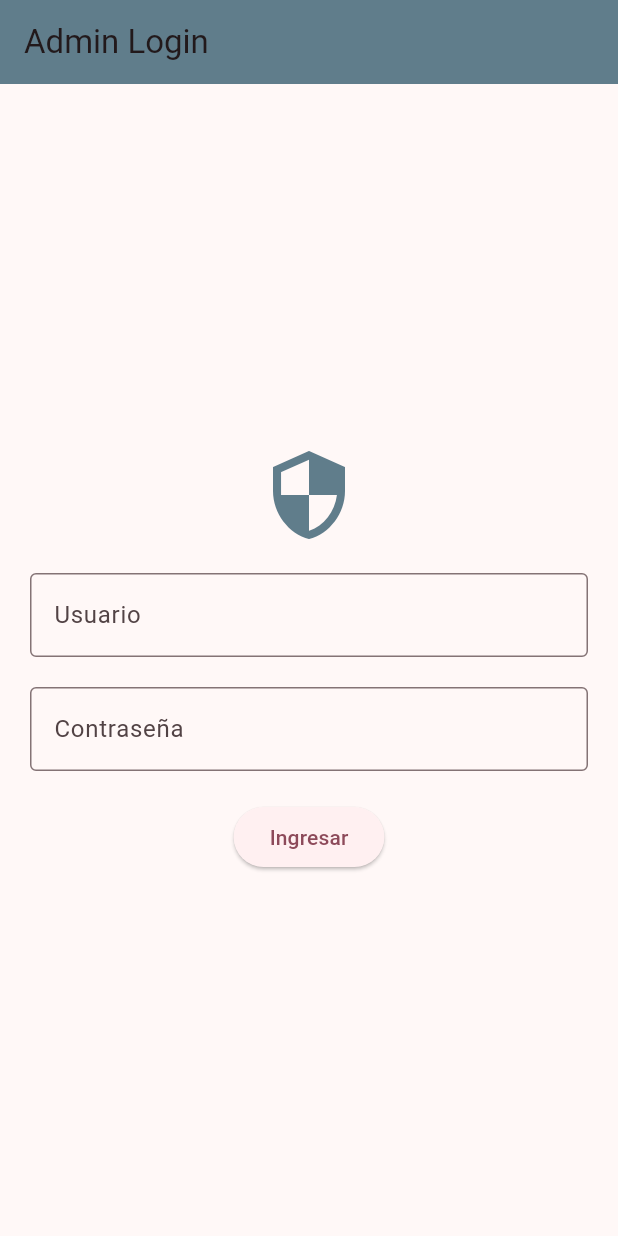
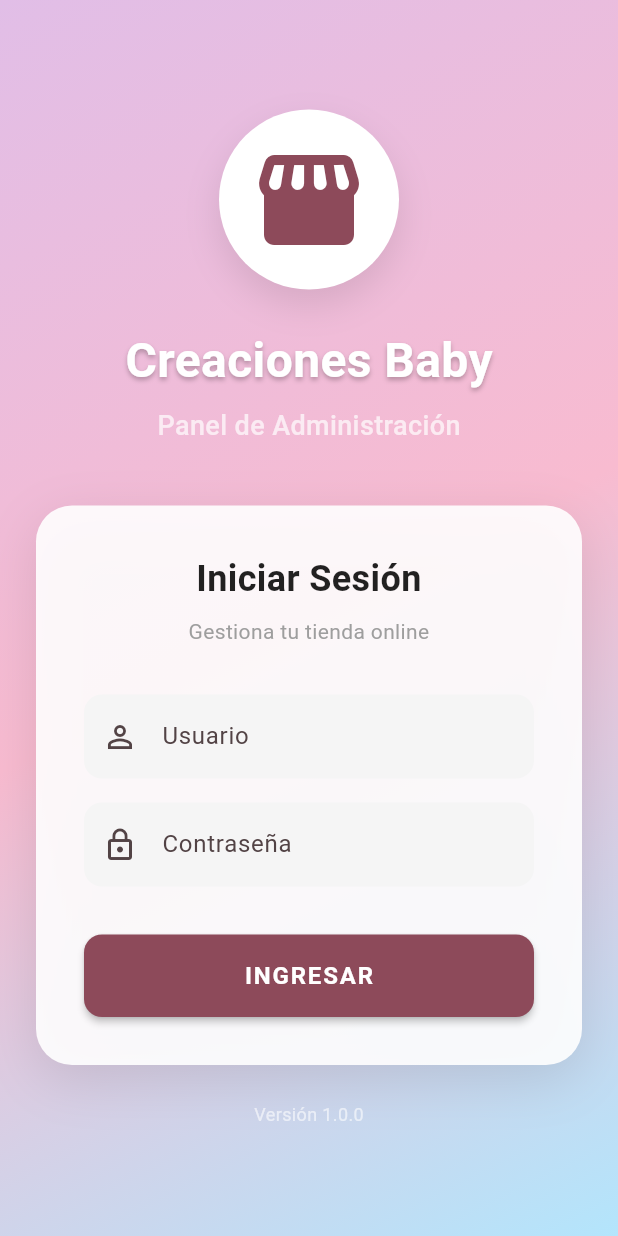
Before and after one commit to GrullonDev/creacionesbaby, a Flutter app: the screen it shows after launch, on a phone screen of 412 x 824 dp. Run offline on Flutter 3.47's test engine with Material 3 defaults, Android fonts, the phone set to English and light mode, and no system bars.

Commit message:
feat: mejora en el login para el panel administrativo (mobile) en la UI

```diff
--- a/lib/pages/admin/admin_login_page.dart
+++ b/lib/pages/admin/admin_login_page.dart
@@ -6,40 +6,180 @@ class AdminLoginPage extends StatelessWidget {
   @override
   Widget build(BuildContext context) {
     return Scaffold(
-      appBar: AppBar(
-        title: const Text('Admin Login'),
-        backgroundColor: Colors.blueGrey,
+      body: Container(
+        decoration: const BoxDecoration(
+          gradient: LinearGradient(
+            begin: Alignment.topLeft,
+            end: Alignment.bottomRight,
+            colors: [
+              Color(0xFFE1BEE7), // Soft purple
+              Color(0xFFF8BBD0), // Soft pink
+              Color(0xFFB3E5FC), // Soft blue
+            ],
           ),
-      body: Center(
-        child: Padding(
-          padding: const EdgeInsets.all(20.0),
+        ),
+        child: Center(
+          child: SingleChildScrollView(
+            padding: const EdgeInsets.symmetric(horizontal: 24.0),
             child: Column(
               mainAxisAlignment: MainAxisAlignment.center,
               children: [
-              const Icon(Icons.security, size: 64, color: Colors.blueGrey),
-              const SizedBox(height: 20),
-              const TextField(
+                // Logo / App Indication
+                Container(
+                  padding: const EdgeInsets.all(20),
+                  decoration: BoxDecoration(
+                    color: Colors.white,
+                    shape: BoxShape.circle,
+                    boxShadow: [
+                      BoxShadow(
+                        color: Colors.black.withOpacity(0.1),
+                        blurRadius: 20,
+                        offset: const Offset(0, 10),
+                      ),
+                    ],
+                  ),
+                  child: Icon(
+                    Icons.storefront_rounded,
+                    size: 80,
+                    color: Theme.of(context).primaryColor,
+                  ),
+                ),
+                const SizedBox(height: 24),
+
+                // Title
+                const Text(
+                  'Creaciones Baby',
+                  style: TextStyle(
+                    fontSize: 32,
+                    fontWeight: FontWeight.bold,
+                    color: Colors.white,
+                    shadows: [
+                      Shadow(
+                        color: Colors.black26,
+                        offset: Offset(0, 2),
+                        blurRadius: 4,
+                      ),
+                    ],
+                  ),
+                ),
+                const SizedBox(height: 8),
+                const Text(
+                  'Panel de Administración',
+                  style: TextStyle(
+                    fontSize: 18,
+                    color: Colors.white70,
+                    fontWeight: FontWeight.w500,
+                  ),
+                ),
+                const SizedBox(height: 40),
+
+                // Login Card
+                Container(
+                  padding: const EdgeInsets.all(32),
+                  decoration: BoxDecoration(
+                    color: Colors.white.withOpacity(0.9),
+                    borderRadius: BorderRadius.circular(24),
+                    boxShadow: [
+                      BoxShadow(
+                        color: Colors.black.withOpacity(0.1),
+                        blurRadius: 30,
+                        offset: const Offset(0, 10),
+                      ),
+                    ],
+                  ),
+                  child: Column(
+                    crossAxisAlignment: CrossAxisAlignment.stretch,
+                    children: [
+                      const Text(
+                        'Iniciar Sesión',
+                        textAlign: TextAlign.center,
+                        style: TextStyle(
+                          fontSize: 24,
+                          fontWeight: FontWeight.bold,
+                          color: Colors.black87,
+                        ),
+                      ),
+                      const SizedBox(height: 8),
+                      const Text(
+                        'Gestiona tu tienda online',
+                        textAlign: TextAlign.center,
+                        style: TextStyle(fontSize: 14, color: Colors.grey),
+                      ),
+                      const SizedBox(height: 32),
+
+                      // Username Input
+                      TextFormField(
                         decoration: InputDecoration(
                           labelText: 'Usuario',
-                  border: OutlineInputBorder(),
+                          prefixIcon: const Icon(Icons.person_outline),
+                          border: OutlineInputBorder(
+                            borderRadius: BorderRadius.circular(12),
+                            borderSide: BorderSide.none,
+                          ),
+                          filled: true,
+                          fillColor: Colors.grey[100],
+                          contentPadding: const EdgeInsets.symmetric(
+                            vertical: 16,
+                            horizontal: 20,
                           ),
                         ),
-              const SizedBox(height: 20),
-              const TextField(
+                      ),
+                      const SizedBox(height: 16),
+
+                      // Password Input
+                      TextFormField(
                         obscureText: true,
                         decoration: InputDecoration(
                           labelText: 'Contraseña',
-                  border: OutlineInputBorder(),
+                          prefixIcon: const Icon(Icons.lock_outline),
+                          border: OutlineInputBorder(
+                            borderRadius: BorderRadius.circular(12),
+                            borderSide: BorderSide.none,
+                          ),
+                          filled: true,
+                          fillColor: Colors.grey[100],
+                          contentPadding: const EdgeInsets.symmetric(
+                            vertical: 16,
+                            horizontal: 20,
                           ),
                         ),
-              const SizedBox(height: 20),
+                      ),
+                      const SizedBox(height: 32),
+
+                      // Login Button
                       ElevatedButton(
                         onPressed: () {
                           // TODO: Implement login logic
                         },
-                child: const Text('Ingresar'),
+                        style: ElevatedButton.styleFrom(
+                          padding: const EdgeInsets.symmetric(vertical: 16),
+                          backgroundColor: Theme.of(context).primaryColor,
+                          foregroundColor: Colors.white,
+                          shape: RoundedRectangleBorder(
+                            borderRadius: BorderRadius.circular(12),
+                          ),
+                          elevation: 2,
+                        ),
+                        child: const Text(
+                          'INGRESAR',
+                          style: TextStyle(
+                            fontSize: 16,
+                            fontWeight: FontWeight.bold,
+                            letterSpacing: 1.2,
+                          ),
+                        ),
                       ),
                     ],
+                  ),
+                ),
+
+                const SizedBox(height: 24),
+                const Text(
+                  'Versión 1.0.0',
+                  style: TextStyle(color: Colors.white60, fontSize: 12),
+                ),
+              ],
+            ),
           ),
         ),
       ),
```
Lines whose indentation alone changed are shown as unchanged.
